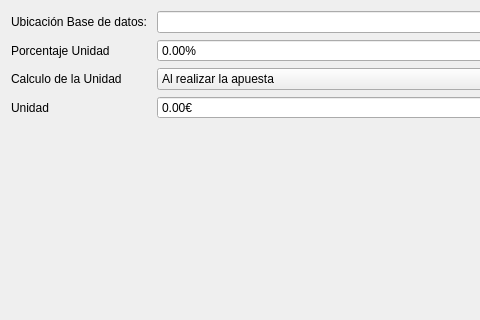
Old version of the form ui/settings.ui in the repository soker90/betcon; both pictures show x 0 to 480 and y 0 to 320 of the 900 by 663 pixel window.
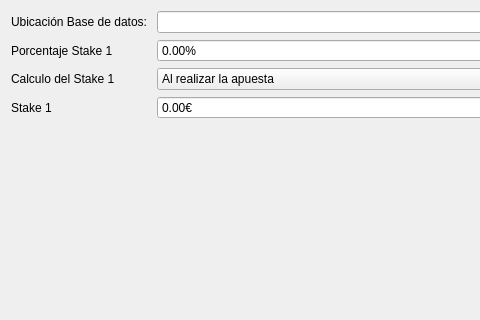
New version of the form.

Commit message: 1. Read settings

Diff of the .ui file:
```diff
--- a/ui/settings.ui
+++ b/ui/settings.ui
@@ -40,7 +40,7 @@
      <item row="1" column="0">
       <widget class="QLabel" name="label_2">
        <property name="text">
-        <string>Porcentaje Unidad</string>
+        <string>Porcentaje Stake 1</string>
        </property>
       </widget>
      </item>
@@ -54,7 +54,7 @@
      <item row="2" column="0">
       <widget class="QLabel" name="label_3">
        <property name="text">
-        <string>Calculo de la Unidad</string>
+        <string>Calculo del Stake 1</string>
        </property>
       </widget>
      </item>
@@ -80,7 +80,7 @@
      <item row="3" column="0">
       <widget class="QLabel" name="label_4">
        <property name="text">
-        <string>Unidad</string>
+        <string>Stake 1</string>
        </property>
       </widget>
      </item>
```
Left out of the diff: 6 changed lines with no effect on the pictures. The commit also changes 2 other files.
